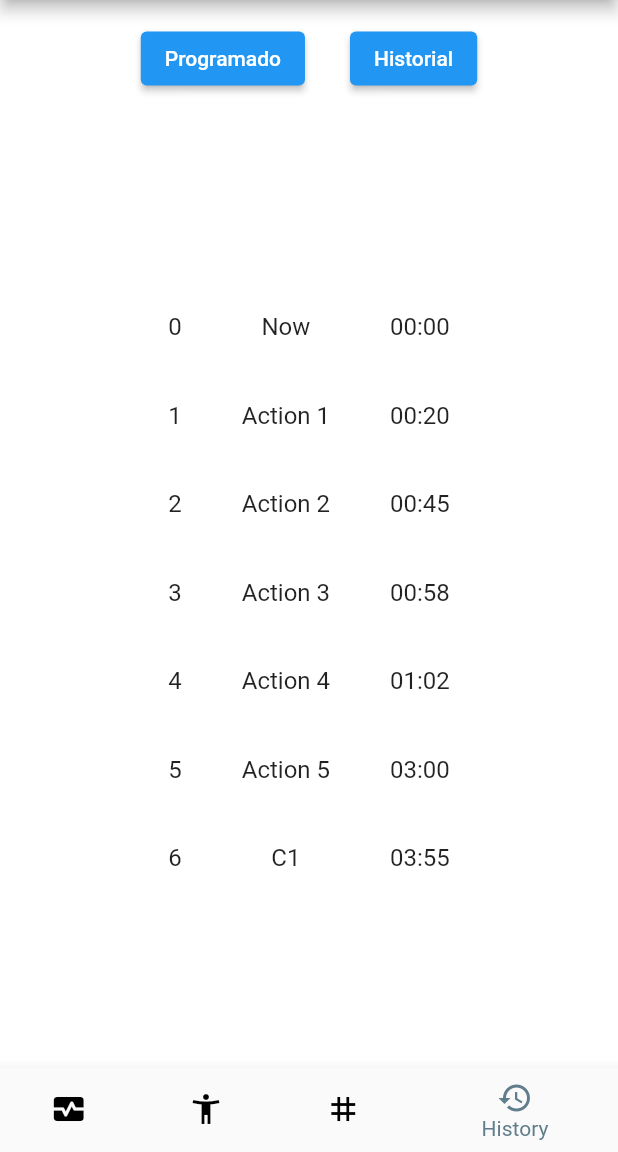
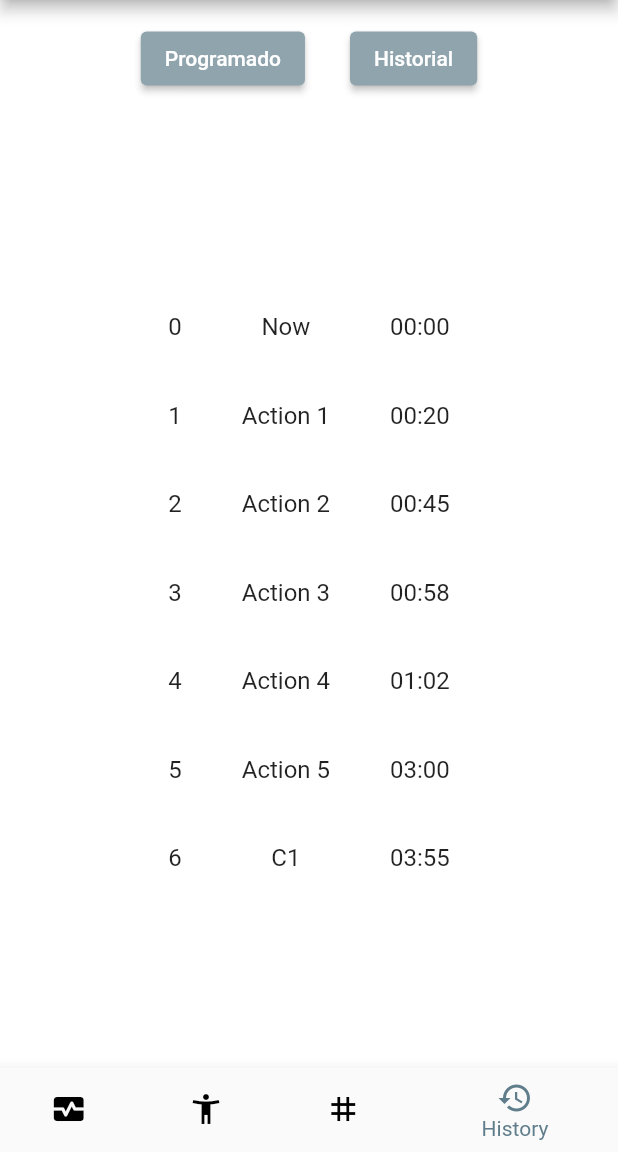
Before and after one commit to Frisopita/kabanta_app, a Flutter app: the screen it shows after launch, item 4 of the bottom bar chosen, after a tap on "Programado", on a phone screen of 412 x 824 dp, the part 84-1236 px from its top. Run offline on Flutter 3.47's test engine with Material 2 defaults, Android fonts, the phone set to English and light mode, and no system bars; our stand-ins replace flutter_blue_plus, permission_handler.

Commit message:
mejora interfaz

```diff
--- a/lib/Pages/ECG.dart
+++ b/lib/Pages/ECG.dart
@@ -81,7 +81,9 @@ class _ECGState extends State<ECG> {
           crossAxisAlignment: CrossAxisAlignment.center,
           children: [
             //1
-            Expanded(
+            Padding(
+              padding: EdgeInsets.all(15),
+              child: SizedBox(
                 child: Center(
                   child: Row(
                     mainAxisAlignment: MainAxisAlignment.center,
@@ -148,8 +150,11 @@ class _ECGState extends State<ECG> {
                   ),
                 ),
               ),
+            ),
             //2
-            const SizedBox(
+            const Padding(
+              padding: EdgeInsets.all(15),
+              child: const SizedBox(
                 child: Align(
                   alignment: Alignment.centerLeft,
                   child: Padding(
@@ -162,8 +167,11 @@ class _ECGState extends State<ECG> {
                     )
                 )
               ),
+            ),
             //3
-            Expanded(
+            Padding(
+              padding: const EdgeInsets.all(15),
+              child: SizedBox(
                   child: Row(
                 mainAxisAlignment: MainAxisAlignment.center,
                 crossAxisAlignment: CrossAxisAlignment.center,
@@ -296,8 +304,11 @@ class _ECGState extends State<ECG> {
                   ),
                 ],
               )),
+            ),
             //4
-             const SizedBox(
+            const Padding(
+               padding: const EdgeInsets.all(15),
+               child: const SizedBox(
                 child: Align(
                   alignment: Alignment.centerLeft,
                   child: Padding(
@@ -310,9 +321,12 @@ class _ECGState extends State<ECG> {
                     )
                 )
                          ),
+             ),
 
             //5
-            Expanded(
+            Padding(
+              padding: const EdgeInsets.all(15),
+              child: SizedBox(
               child: Row(
                 mainAxisAlignment: MainAxisAlignment.center,
                 crossAxisAlignment: CrossAxisAlignment.center,
@@ -501,7 +515,8 @@ class _ECGState extends State<ECG> {
                     ],
                   ),
                 ],
-            ))
+              )),
+            )
           ],
         ),
       ),
--- a/lib/Pages/History.dart
+++ b/lib/Pages/History.dart
@@ -27,10 +27,8 @@ class _HistoryState extends State<History> {
   String time6 = '03:00';
   String time7 = '03:55';
 
-  Color colorbackbutt1 = Colors.indigo.shade700;
+  Color colorbackbutt1 = Colors.blueGrey.shade300;
   Color colorforebutt1 = Colors.white;
-  Color colorbackbutt2 = Colors.white;
-  Color colorforebutt2 = Colors.indigo;
 
   @override
   Widget build(BuildContext context) {
@@ -74,11 +72,17 @@ class _HistoryState extends State<History> {
                     Padding(
                       padding: const EdgeInsets.fromLTRB(15, 15, 15, 15),
                       child: ElevatedButton(
+                        style: ElevatedButton.styleFrom(
+                            backgroundColor: colorbackbutt1,
+                            foregroundColor: colorforebutt1),
                           onPressed: () {}, child: const Text('Programado')),
                     ),
                     Padding(
                       padding: const EdgeInsets.fromLTRB(15, 15, 15, 15),
                       child: ElevatedButton(
+                        style: ElevatedButton.styleFrom(
+                            backgroundColor: colorbackbutt1,
+                            foregroundColor: colorforebutt1),
                           onPressed: () {}, child: const Text('Historial')),
                     )
                   ],
```
Also changed, not shown: lib/Pages/Scenery.dart (+28 -14 lines). Lines whose indentation alone changed are shown as unchanged.
